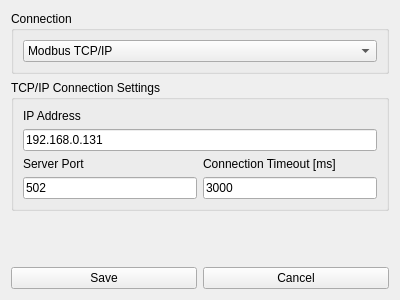
First picture: the form in connectionsettings.ui, repository dawidholka/ModbusMaster, before the edit.
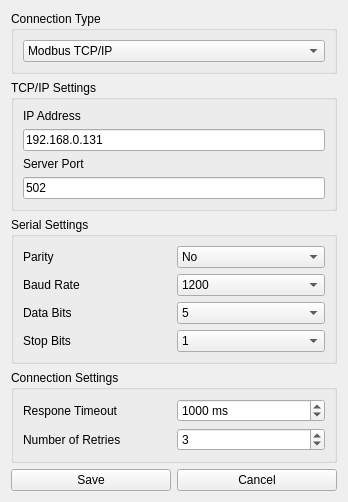
Second picture: the form after the edit. Icons and pictures are not drawn.

The edit to the form file:
```diff
--- a/connectionsettings.ui
+++ b/connectionsettings.ui
@@ -6,8 +6,8 @@
    <rect>
     <x>0</x>
     <y>0</y>
-    <width>400</width>
-    <height>300</height>
+    <width>348</width>
+    <height>457</height>
    </rect>
   </property>
   <property name="windowTitle">
@@ -25,7 +25,7 @@
    <item>
     <widget class="QGroupBox" name="verticalGroupBox">
      <property name="title">
-      <string>Connection</string>
+      <string>Connection Type</string>
      </property>
      <layout class="QVBoxLayout" name="verticalLayout_2">
       <item>
@@ -46,9 +46,9 @@
     </widget>
    </item>
    <item>
-    <widget class="QGroupBox" name="verticalGroupBox">
+    <widget class="QGroupBox" name="TCPIPSettings">
      <property name="title">
-      <string>TCP/IP Connection Settings</string>
+      <string>TCP/IP Settings</string>
      </property>
      <layout class="QVBoxLayout" name="tcpipSettingsVBoxLayout">
       <item>
@@ -66,32 +66,221 @@
        </widget>
       </item>
       <item>
-       <layout class="QGridLayout" name="gridLayout">
+       <widget class="QLabel" name="serverPortLabel">
+        <property name="text">
+         <string>Server Port</string>
+        </property>
+       </widget>
+      </item>
+      <item>
+       <widget class="QLineEdit" name="serverPortEdit">
+        <property name="text">
+         <string>502</string>
+        </property>
+       </widget>
+      </item>
+     </layout>
+    </widget>
+   </item>
+   <item>
+    <widget class="QGroupBox" name="serialSettings">
+     <property name="title">
+      <string>Serial Settings</string>
+     </property>
+     <layout class="QVBoxLayout" name="verticalLayout_3">
+      <item>
+       <layout class="QGridLayout" name="gridLayout_2">
+        <item row="0" column="1">
+         <widget class="QComboBox" name="parityComboBox">
+          <item>
+           <property name="text">
+            <string>No</string>
+           </property>
+          </item>
+          <item>
+           <property name="text">
+            <string>Even</string>
+           </property>
+          </item>
+          <item>
+           <property name="text">
+            <string>Odd</string>
+           </property>
+          </item>
+          <item>
+           <property name="text">
+            <string>Space</string>
+           </property>
+          </item>
+          <item>
+           <property name="text">
+            <string>Mark</string>
+           </property>
+          </item>
+         </widget>
+        </item>
+        <item row="0" column="0">
+         <widget class="QLabel" name="parityLabel">
+          <property name="text">
+           <string>Parity</string>
+          </property>
+         </widget>
+        </item>
+        <item row="2" column="0">
+         <widget class="QLabel" name="dataBitsLabel">
+          <property name="text">
+           <string>Data Bits</string>
+          </property>
+         </widget>
+        </item>
         <item row="1" column="0">
-         <widget class="QLineEdit" name="serverPortEdit">
+         <widget class="QLabel" name="baudRateLabel">
           <property name="text">
-           <string>502</string>
+           <string>Baud Rate</string>
           </property>
          </widget>
         </item>
-        <item row="0" column="0">
-         <widget class="QLabel" name="serverPortLabel">
+        <item row="3" column="0">
+         <widget class="QLabel" name="stopBitsLabel">
           <property name="text">
-           <string>Server Port</string>
+           <string>Stop Bits</string>
           </property>
          </widget>
         </item>
         <item row="1" column="1">
-         <widget class="QLineEdit" name="connectionTimeoutEdit">
+         <widget class="QComboBox" name="baudRateComboBox">
+          <item>
+           <property name="text">
+            <string>1200</string>
+           </property>
+          </item>
+          <item>
+           <property name="text">
+            <string>2400</string>
+           </property>
+          </item>
+          <item>
+           <property name="text">
+            <string>4800</string>
+           </property>
+          </item>
+          <item>
+           <property name="text">
+            <string>9600</string>
+           </property>
+          </item>
+          <item>
+           <property name="text">
+            <string>19200</string>
+           </property>
+          </item>
+          <item>
+           <property name="text">
+            <string>38400</string>
+           </property>
+          </item>
+          <item>
+           <property name="text">
+            <string>57600</string>
+           </property>
+          </item>
+          <item>
+           <property name="text">
+            <string>115200</string>
+           </property>
+          </item>
+         </widget>
+        </item>
+        <item row="2" column="1">
+         <widget class="QComboBox" name="dataBitsComboBox">
+          <item>
+           <property name="text">
+            <string>5</string>
+           </property>
+          </item>
+          <item>
+           <property name="text">
+            <string>6</string>
+           </property>
+          </item>
+          <item>
+           <property name="text">
+            <string>7</string>
+           </property>
+          </item>
+          <item>
+           <property name="text">
+            <string>8</string>
+           </property>
+          </item>
+         </widget>
+        </item>
+        <item row="3" column="1">
+         <widget class="QComboBox" name="stopBitsComboBox">
+          <item>
+           <property name="text">
+            <string>1</string>
+           </property>
+          </item>
+          <item>
+           <property name="text">
+            <string>2</string>
+           </property>
+          </item>
+          <item>
+           <property name="text">
+            <string>3</string>
+           </property>
+          </item>
+         </widget>
+        </item>
+       </layout>
+      </item>
+     </layout>
+    </widget>
+   </item>
+   <item>
+    <widget class="QGroupBox" name="connectionSettings_2">
+     <property name="title">
+      <string>Connection Settings</string>
+     </property>
+     <layout class="QVBoxLayout" name="verticalLayout_4">
+      <item>
+       <layout class="QGridLayout" name="gridLayout_3">
+        <item row="0" column="0">
+         <widget class="QLabel" name="responeTimeoutLabel">
           <property name="text">
-           <string>3000</string>
+           <string>Respone Timeout</string>
           </property>
          </widget>
         </item>
-        <item row="0" column="1">
-         <widget class="QLabel" name="connectionTimeoutLabel">
+        <item row="1" column="0">
+         <widget class="QLabel" name="numberofRetriesLabel">
           <property name="text">
-           <string>Connection Timeout [ms]</string>
+           <string>Number of Retries</string>
+          </property>
+         </widget>
+        </item>
+        <item row="1" column="1">
+         <widget class="QSpinBox" name="numberofRetiresSpinBox">
+          <property name="value">
+           <number>3</number>
+          </property>
+         </widget>
+        </item>
+        <item row="0" column="1">
+         <widget class="QSpinBox" name="responeTimeoutSpinBox">
+          <property name="suffix">
+           <string> ms</string>
+          </property>
+          <property name="maximum">
+           <number>5000</number>
+          </property>
+          <property name="singleStep">
+           <number>20</number>
+          </property>
+          <property name="value">
+           <number>1000</number>
           </property>
          </widget>
         </item>
```
Left out of the diff: 4 changed lines with no effect on the pictures.
